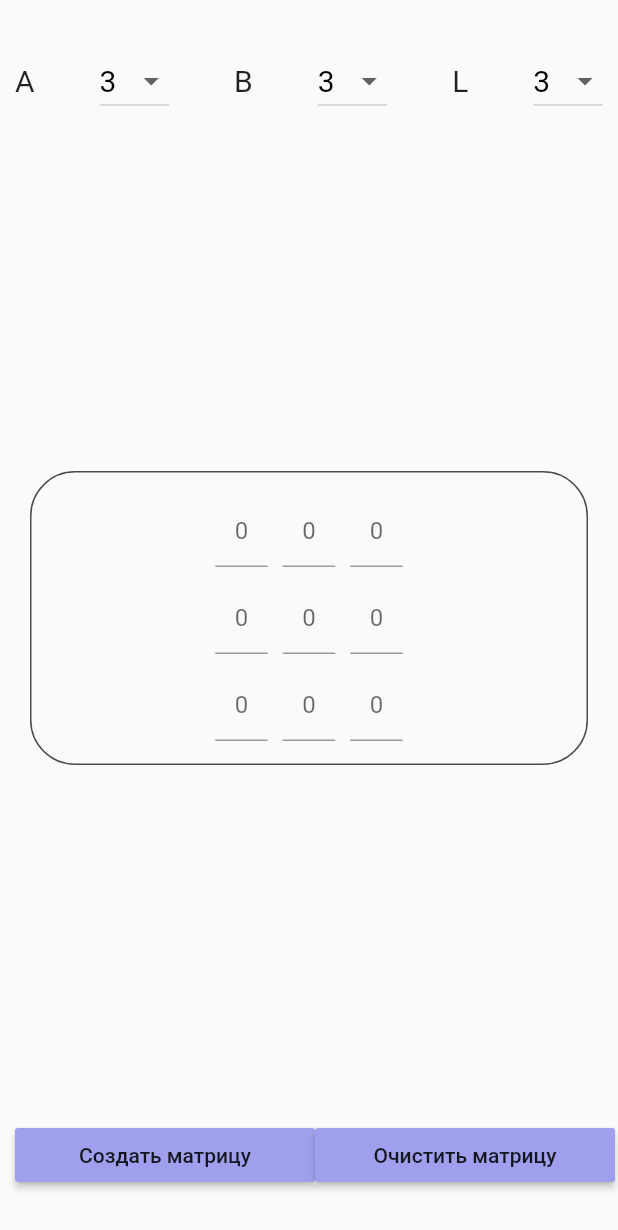
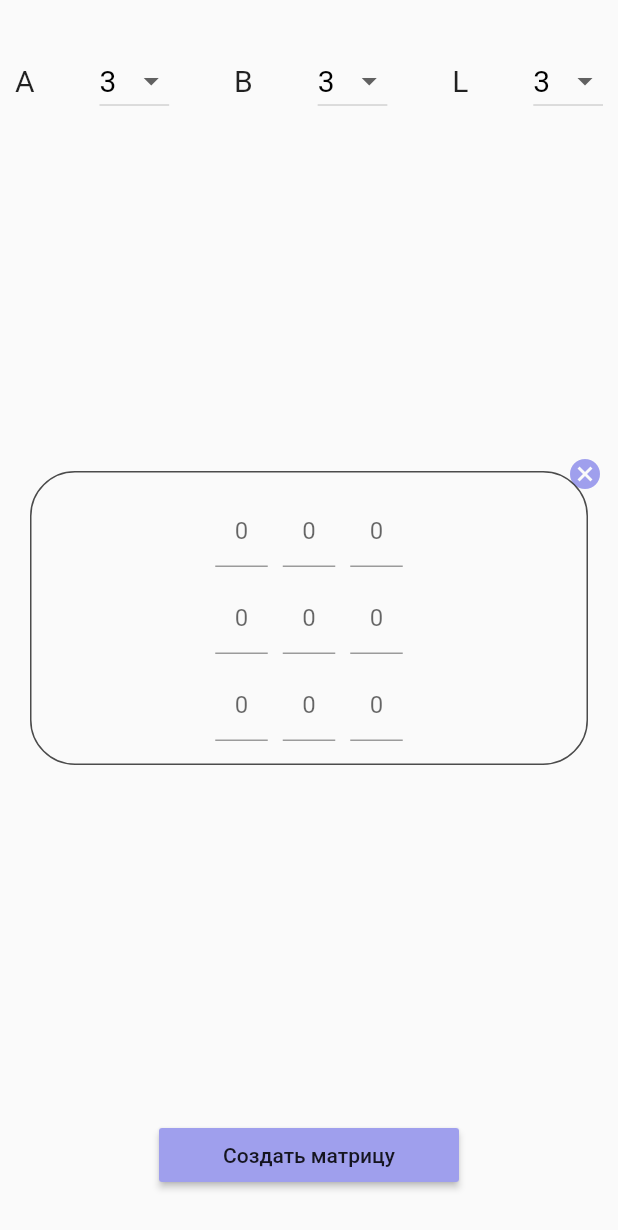
Before and after one commit to Fa1ry7a1l/matrix_calc, a Flutter app: the screen it shows after launch, on a phone screen of 412 x 824 dp. Shown: the top 1230 px of the screen. Run offline on Flutter 3.47's test engine with Material 2 defaults, Android fonts, the phone set to English and light mode, and no system bars; our stand-ins replace toast.

Commit message:
Кнопка очистки

```diff
--- a/lib/home.dart
+++ b/lib/home.dart
@@ -156,23 +156,28 @@ class _HomeState extends State<Home> {
                   ),
                 ],
               ),
+              Stack(
+                children: [
+                  Row(
+                    children: [
+                      IconButton(
+                        icon: const Icon(Icons.cancel),
+                        padding: EdgeInsets.fromLTRB(50, 0, 0, 50),
+                        onPressed: DEleteEls,
+                        color: Color.fromARGB(255, 159, 159, 237),
+                      ),
+                    ],
+                    mainAxisAlignment: MainAxisAlignment.end,
+                  ),
                   _enterMatrix,
+                ],
+              ),
               Row(mainAxisAlignment: MainAxisAlignment.center, children: [
                 MaterialButton(
                   onPressed: ButtonPressed,
                   color: Color.fromARGB(255, 159, 159, 237),
                   minWidth: 200.0,
                   child: Text("Создать матрицу"),
-                ),
-                Row(
-                  children: [
-                    MaterialButton(
-                        onPressed: DEleteEls,
-                        color: Color.fromARGB(255, 159, 159, 237),
-                        minWidth: 200.0,
-                        child: Text("Очистить матрицу"))
-                  ],
-                  mainAxisAlignment: MainAxisAlignment.end,
                 ),
               ]),
             ],
@@ -202,18 +207,13 @@ class _HomeState extends State<Home> {
           r.add(int.parse(
               controllers[i][j].text.replaceAll('.', "").replaceAll(",", "")));
         } catch (e) {
-          flag = false;
-          break;
+          r.add(0);
         }
       }
       matr.add(r);
     }
     //flag = false;
 
-    if (!flag) {
-      Toast.show("Неверно введена матрица!", context,
-          duration: Toast.LENGTH_SHORT, gravity: Toast.BOTTOM);
-    } else {
     var a = matrixSolution(matr);
     List<List<List<int>>> matrList = a[0];
     List<List<String>> stringList = a[1];
@@ -227,7 +227,6 @@ class _HomeState extends State<Home> {
       MaterialPageRoute(
           builder: (context) => Show(matrList, stringList, int.parse(l))),
     );
-    }
   }
 
   ///Решение СЛУ---------------------------------------------------------------------
```
Lines whose indentation alone changed are shown as unchanged.
